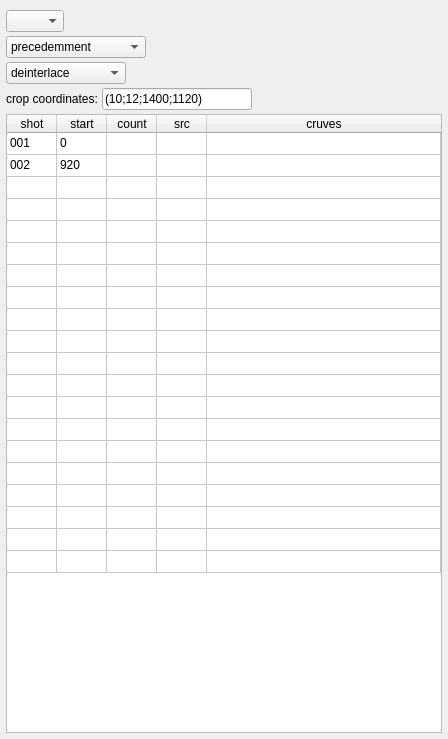
Before: the Qt Designer form tools/merge_stabilize/ui/ui_widget_selection.ui in JepEtau/mco, drawn with Qt 5.
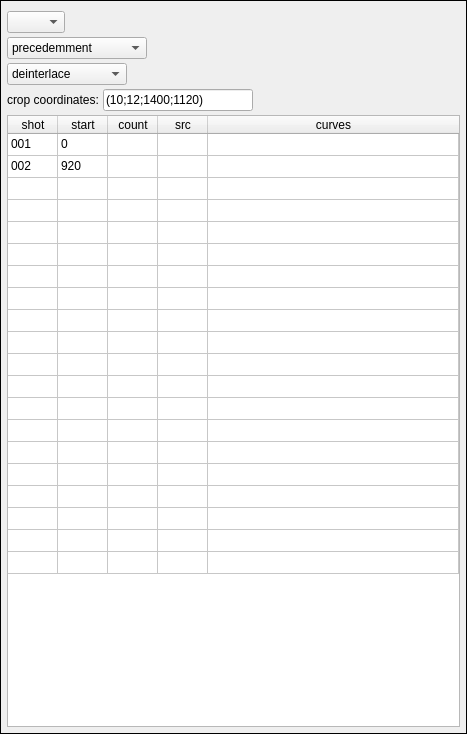
After: the same form once the commit is applied. Custom widgets are drawn as their Qt base class.

Patch:
```diff
--- a/tools/merge_stabilize/ui/ui_widget_selection.ui
+++ b/tools/merge_stabilize/ui/ui_widget_selection.ui
@@ -6,8 +6,8 @@
    <rect>
     <x>0</x>
     <y>0</y>
-    <width>434</width>
-    <height>739</height>
+    <width>453</width>
+    <height>734</height>
    </rect>
   </property>
   <property name="maximumSize">
@@ -19,7 +19,31 @@
   <property name="windowTitle">
    <string>Form</string>
   </property>
-  <layout class="QVBoxLayout" name="layout_main">
+  <layout class="QVBoxLayout" name="verticalLayout_2">
+   <property name="spacing">
+    <number>0</number>
+   </property>
+   <property name="leftMargin">
+    <number>0</number>
+   </property>
+   <property name="topMargin">
+    <number>0</number>
+   </property>
+   <property name="rightMargin">
+    <number>0</number>
+   </property>
+   <property name="bottomMargin">
+    <number>0</number>
+   </property>
+   <item>
+    <widget class="QFrame" name="frame">
+     <property name="frameShape">
+      <enum>QFrame::Panel</enum>
+     </property>
+     <property name="frameShadow">
+      <enum>QFrame::Plain</enum>
+     </property>
+     <layout class="QVBoxLayout" name="verticalLayout">
    <property name="spacing">
     <number>4</number>
    </property>
@@ -314,7 +338,7 @@
      </column>
      <column>
       <property name="text">
-       <string>cruves</string>
+          <string>curves</string>
       </property>
      </column>
      <item row="0" column="0">
@@ -340,6 +364,9 @@
        <string>920</string>
       </property>
      </item>
+       </widget>
+      </item>
+     </layout>
     </widget>
    </item>
   </layout>
```
Lines whose indentation alone changed are shown as unchanged.
